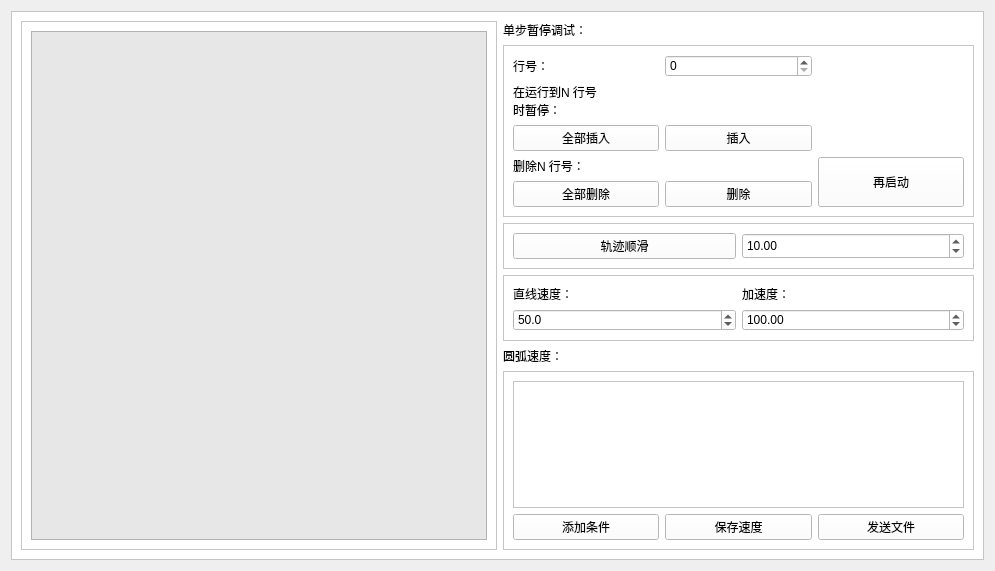
First picture: the form in gcodemodulation.ui, repository chuge007/detectOfvioce, before the edit.
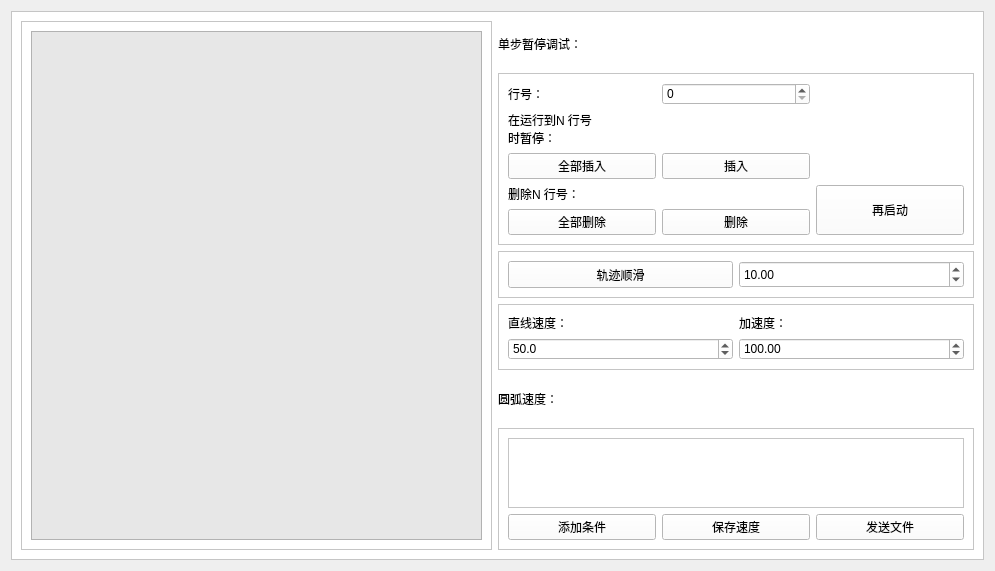
Second picture: the form after the edit.

```diff
--- a/gcodemodulation.ui
+++ b/gcodemodulation.ui
@@ -49,7 +49,7 @@
      <property name="frameShadow">
       <enum>QFrame::Raised</enum>
      </property>
-     <layout class="QGridLayout" name="gridLayout_3" rowstretch="0,0,0,0,0,10" columnstretch="5,0,4">
+     <layout class="QGridLayout" name="gridLayout_3" rowstretch="0,0,0,0,0,0" columnstretch="0,0,0">
       <item row="0" column="1">
        <widget class="QLabel" name="label_4">
         <property name="sizePolicy">
@@ -139,7 +139,7 @@
         <property name="frameShadow">
          <enum>QFrame::Raised</enum>
         </property>
-        <layout class="QGridLayout" name="gridLayout_5" rowstretch="10,0" rowminimumheight="0,0">
+        <layout class="QGridLayout" name="gridLayout_5" rowstretch="0,0" rowminimumheight="0,0">
          <item row="1" column="0">
           <widget class="QPushButton" name="addRangeBtn">
            <property name="sizePolicy">
@@ -187,6 +187,12 @@
              <verstretch>0</verstretch>
             </sizepolicy>
            </property>
+           <property name="minimumSize">
+            <size>
+             <width>0</width>
+             <height>0</height>
+            </size>
+           </property>
            <property name="widgetResizable">
             <bool>true</bool>
            </property>
@@ -195,8 +201,8 @@
              <rect>
               <x>0</x>
               <y>0</y>
-              <width>451</width>
-              <height>183</height>
+              <width>456</width>
+              <height>68</height>
              </rect>
             </property>
            </widget>
```
